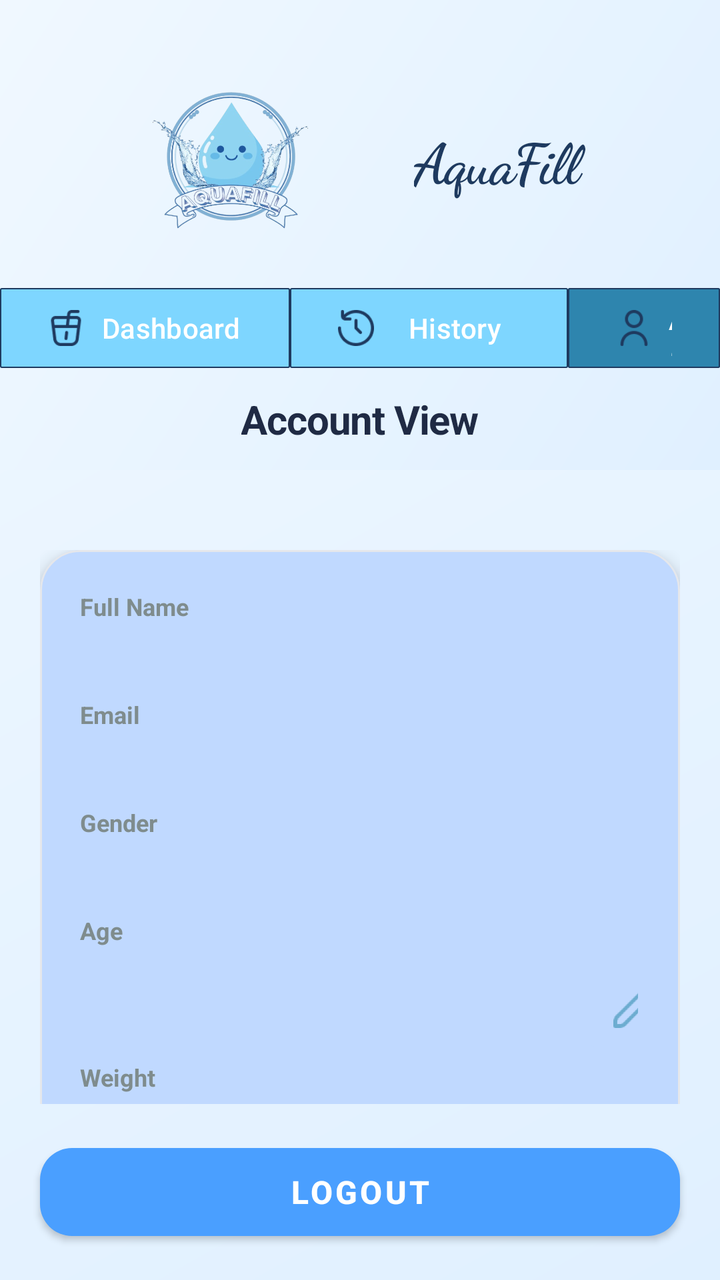
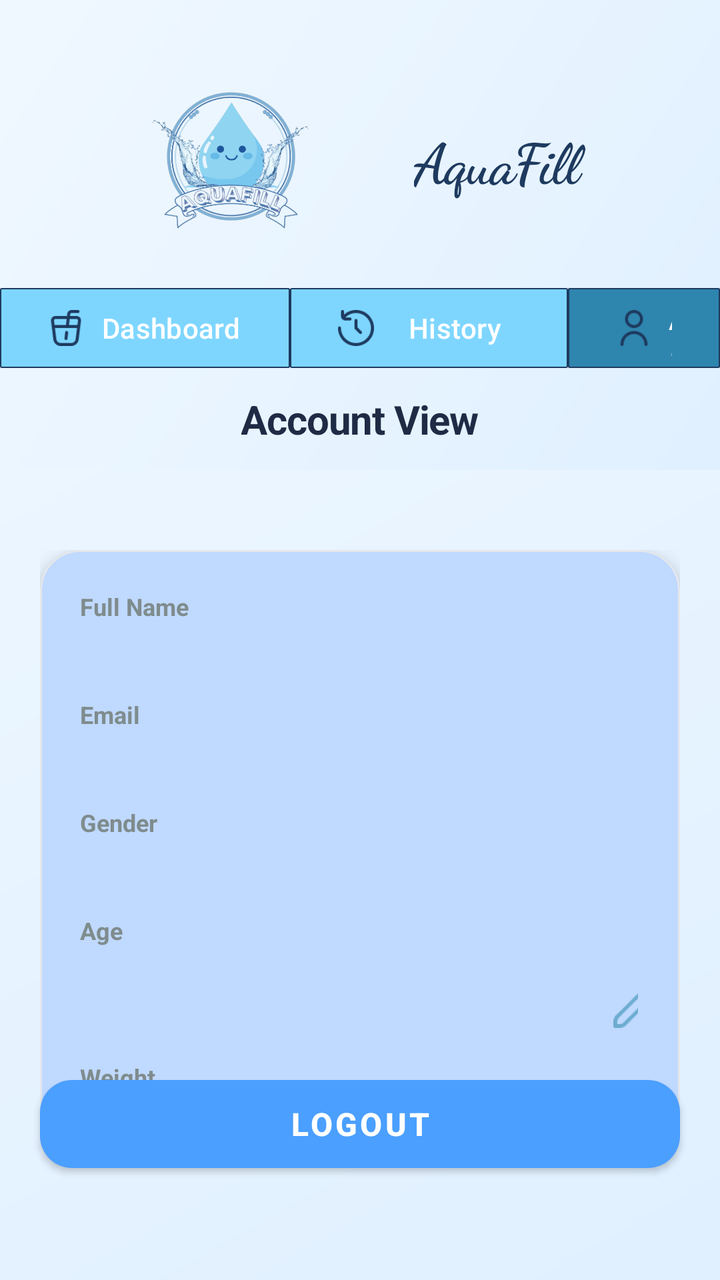

Screens rendered from an Android XML layout before and after an edit, with the pre-edit source and the edit as a unified diff.
<!-- AndroidManifest.xml: application theme Theme.WaterReminder -->
<!-- res/layout/activity_account_view.xml -->
<?xml version="1.0" encoding="utf-8"?>
<androidx.coordinatorlayout.widget.CoordinatorLayout
    xmlns:android="http://schemas.android.com/apk/res/android"
    xmlns:app="http://schemas.android.com/apk/res-auto"
    xmlns:tools="http://tools.android.com/tools"
    android:layout_width="match_parent"
    android:layout_height="match_parent"
    android:background="@drawable/bg_aquafill"
    tools:context=".AccountView"
    android:id="@+id/main">

    <ImageView
        android:layout_width="0dp"
        android:layout_height="0dp"
        android:src="@drawable/bgwater"
        android:scaleType="centerCrop"
        tools:ignore="MissingConstraints"
        app:layout_constraintTop_toTopOf="parent"
        app:layout_constraintBottom_toBottomOf="parent"
        app:layout_constraintStart_toStartOf="parent"
        app:layout_constraintEnd_toEndOf="parent" />

    <com.google.android.material.appbar.AppBarLayout
        android:layout_width="match_parent"
        android:layout_height="wrap_content"
        android:background="@drawable/bg_aquafill"
        app:elevation="0dp">

        <LinearLayout
            android:layout_width="match_parent"
            android:layout_height="wrap_content"
            android:orientation="vertical"
            android:paddingHorizontal="0dp"
            android:paddingBottom="12dp">

            <LinearLayout
                android:id="@+id/header"
                android:layout_width="411dp"
                android:layout_height="wrap_content"
                android:gravity="center"
                android:orientation="horizontal"
                android:paddingTop="40dp"
                android:paddingHorizontal="24dp">

                <ImageView
                    android:id="@+id/imageView"
                    android:layout_width="3dp"
                    android:layout_height="80dp"
                    android:layout_weight="1"
                    app:srcCompat="@drawable/pic" />

                <TextView
                    android:layout_width="0dp"
                    android:layout_height="wrap_content"
                    android:layout_weight="1"
                    android:text="AquaFill"
                    android:textColor="#1E3A5F"
                    android:textSize="28sp"
                    android:fontFamily="cursive"
                    android:textStyle="bold"
                    android:letterSpacing="-0.02" />

            </LinearLayout>

            <LinearLayout
                android:id="@+id/navBar"
                android:layout_width="match_parent"
                android:layout_height="wrap_content"
                android:orientation="horizontal"
                android:paddingTop="20dp"
                android:gravity="center_vertical">

                <com.google.android.material.button.MaterialButton
                    android:id="@+id/btnDashboard"
                    style="@style/Widget.Material3.Button"
                    android:layout_width="145dp"
                    android:layout_height="48dp"
                    android:text="Dashboard"
                    android:textSize="14sp"
                    app:backgroundTint="#7ED6FF"
                    app:cornerRadius="1dp"
                    app:icon="@drawable/drinkdash"
                    app:iconTint="#1E3A5F"
                    app:strokeColor="#1E3A5F"
                    app:strokeWidth="0.5dp"/>

                <com.google.android.material.button.MaterialButton
                    android:id="@+id/btnHisto"
                    style="@style/Widget.Material3.Button"
                    android:layout_width="139dp"
                    android:layout_height="48dp"
                    android:text="History"
                    android:textSize="14sp"
                    app:icon="@drawable/histdash"
                    app:cornerRadius="1dp"
                    app:backgroundTint="#7ED6FF"
                    app:iconTint="#1E3A5F"
                    app:strokeColor="#1E3A5F"
                    app:strokeWidth="0.5dp" />

                <com.google.android.material.button.MaterialButton
                    android:id="@+id/btnAcc"
                    style="@style/Widget.Material3.Button"
                    android:layout_width="wrap_content"
                    android:layout_height="48dp"
                    android:text="Account"
                    android:textSize="14sp"
                    app:icon="@drawable/acc"
                    app:cornerRadius="1dp"
                    app:backgroundTint="#2E85AE"
                    app:iconTint="#1E3A5F"
                    app:strokeColor="#1E3A5F"
                    app:strokeWidth="0.5dp" />
            </LinearLayout>

            <TextView
                android:id="@+id/tvAccountTitle"
                android:layout_width="wrap_content"
                android:layout_height="wrap_content"
                android:text="Account View"
                android:textColor="#1F2A44"
                android:textSize="20sp"
                android:textStyle="bold"
                android:letterSpacing="-0.02"
                android:layout_marginTop="8dp"
                android:layout_gravity="center" />
        </LinearLayout>
    </com.google.android.material.appbar.AppBarLayout>

    <androidx.core.widget.NestedScrollView
        android:id="@+id/scrollView"
        android:layout_width="match_parent"
        android:layout_height="match_parent"
        android:layout_marginTop="20dp"
        android:layout_marginBottom="88dp"
        app:layout_behavior="@string/appbar_scrolling_view_behavior">

        <LinearLayout
            android:layout_width="match_parent"
            android:layout_height="wrap_content"
            android:orientation="vertical"
            android:padding="20dp">

            <com.google.android.material.card.MaterialCardView
                android:layout_width="match_parent"
                android:layout_height="wrap_content"
                app:cardBackgroundColor="#C0D9FF"
                app:cardCornerRadius="20dp"
                app:cardElevation="6dp"
                app:strokeWidth="1dp"
                app:strokeColor="#E5E7EB">

                <LinearLayout
                    android:layout_width="match_parent"
                    android:layout_height="wrap_content"
                    android:orientation="vertical"
                    android:padding="20dp">

                    <com.google.android.material.textview.MaterialTextView
                        android:id="@+id/tvFullName"
                        android:layout_width="wrap_content"
                        android:layout_height="wrap_content"
                        android:text="Full Name"
                        android:textColor="#7F8C8D"
                        android:textSize="12sp"
                        android:textStyle="bold" />

                    <com.google.android.material.textview.MaterialTextView
                        android:id="@+id/tvFullNameValue"
                        android:layout_width="match_parent"
                        android:layout_height="wrap_content"
                        android:layout_marginBottom="16dp"
                        android:textColor="#1F2A44"
                        android:textSize="16sp" />

                    <com.google.android.material.textview.MaterialTextView
                        android:id="@+id/tvEmail"
                        android:layout_width="wrap_content"
                        android:layout_height="wrap_content"
                        android:text="Email"
                        android:textColor="#7F8C8D"
                        android:textSize="12sp"
                        android:textStyle="bold" />

                    <com.google.android.material.textview.MaterialTextView
                        android:id="@+id/tvEmailValue"
                        android:layout_width="match_parent"
                        android:layout_height="wrap_content"
                        android:layout_marginBottom="16dp"
                        android:textColor="#1F2A44"
                        android:textSize="16sp" />

                    <com.google.android.material.textview.MaterialTextView
                        android:id="@+id/tvGender"
                        android:layout_width="wrap_content"
                        android:layout_height="wrap_content"
                        android:text="Gender"
                        android:textColor="#7F8C8D"
                        android:textSize="12sp"
                        android:textStyle="bold" />

                    <com.google.android.material.textview.MaterialTextView
                        android:id="@+id/tvGenderValue"
                        android:layout_width="match_parent"
                        android:layout_height="wrap_content"
                        android:layout_marginBottom="16dp"
                        android:textColor="#1F2A44"
                        android:textSize="16sp" />

                    <com.google.android.material.textview.MaterialTextView
                        android:id="@+id/tvAge"
                        android:layout_width="wrap_content"
                        android:layout_height="wrap_content"
                        android:text="Age"
                        android:textColor="#7F8C8D"
                        android:textSize="12sp"
                        android:textStyle="bold" />

                <LinearLayout
                    android:layout_width="match_parent"
                    android:layout_height="wrap_content"
                    android:orientation="horizontal"
                    android:padding="1dp" >
                        <com.google.android.material.textview.MaterialTextView
                            android:id="@+id/tvAgeValue"
                            android:layout_width="250dp"
                            android:layout_height="wrap_content"
                            android:layout_marginBottom="16dp"
                            android:textColor="#1F2A44"
                            android:textSize="16sp" />
                        <ImageButton
                            android:id="@+id/btnAgeEdit"
                            android:layout_width="55dp"
                            android:layout_height="55dp"
                            android:src="@drawable/pencil"
                            android:backgroundTint="#C0D9FF">

                        </ImageButton>
                </LinearLayout>>

                    <com.google.android.material.textview.MaterialTextView
                        android:id="@+id/tvWeight"
                        android:layout_width="wrap_content"
                        android:layout_height="wrap_content"
                        android:text="Weight"
                        android:textColor="#7F8C8D"
                        android:textSize="12sp"
                        android:textStyle="bold" />
                <LinearLayout
                    android:layout_width="match_parent"
                    android:layout_height="wrap_content"
                    android:orientation="horizontal"
                    android:padding="1dp" >
                    <com.google.android.material.textview.MaterialTextView
                        android:id="@+id/tvWeightValue"
                        android:layout_width="250dp"
                        android:layout_height="wrap_content"
                        android:layout_marginBottom="16dp"
                        android:textColor="#1F2A44"
                        android:textSize="16sp" />
                    <ImageButton
                        android:id="@+id/btnWeightEdit"
                        android:layout_width="55dp"
                        android:layout_height="55dp"
                        android:src="@drawable/pencil"
                        android:backgroundTint="#C0D9FF">

                    </ImageButton>
                </LinearLayout>

                    <com.google.android.material.textview.MaterialTextView
                        android:id="@+id/tvActivityLevel"
                        android:layout_width="wrap_content"
                        android:layout_height="wrap_content"
                        android:text="Activity Level (Rarely, Light, Moderate, Active)"
                        android:textColor="#7F8C8D"
                        android:textSize="12sp"
                        android:textStyle="bold" />

                <LinearLayout
                    android:layout_width="match_parent"
                    android:layout_height="wrap_content"
                    android:orientation="horizontal"
                    android:padding="1dp" >
                    <com.google.android.material.textview.MaterialTextView
                        android:id="@+id/tvActivityLevelValue"
                        android:layout_width="250dp"
                        android:layout_height="wrap_content"
                        android:layout_marginBottom="16dp"
                        android:textColor="#1F2A44"
                        android:textSize="16sp" />
                    <ImageButton
                        android:id="@+id/btnActLvlEdit"
                        android:layout_width="55dp"
                        android:layout_height="55dp"
                        android:src="@drawable/pencil"
                        android:backgroundTint="#C0D9FF">

                    </ImageButton>
                </LinearLayout>

                    <com.google.android.material.textview.MaterialTextView
                        android:id="@+id/tvWeather"
                        android:layout_width="wrap_content"
                        android:layout_height="wrap_content"
                        android:text="Weather (hot, mild, cold)"
                        android:textColor="#7F8C8D"
                        android:textSize="12sp"
                        android:textStyle="bold" />

                <LinearLayout
                    android:layout_width="match_parent"
                    android:layout_height="wrap_content"
                    android:orientation="horizontal"
                    android:padding="1dp" >
                    <com.google.android.material.textview.MaterialTextView
                        android:id="@+id/tvWeatherValue"
                        android:layout_width="250dp"
                        android:layout_height="wrap_content"
                        android:textColor="#1F2A44"
                        android:textSize="16sp" />

                    <ImageButton
                        android:id="@+id/btnWeatherEdit"
                        android:layout_width="55dp"
                        android:layout_height="55dp"
                        android:src="@drawable/pencil"
                        android:backgroundTint="#C0D9FF">

                    </ImageButton>
                </LinearLayout>
                </LinearLayout>
            </com.google.android.material.card.MaterialCardView>

        </LinearLayout>
    </androidx.core.widget.NestedScrollView>

    <com.google.android.material.button.MaterialButton
        android:id="@+id/btnLogout"
        style="@style/Widget.MaterialComponents.Button"
        android:layout_width="match_parent"
        android:layout_height="56dp"
        android:layout_gravity="bottom"
        android:layout_marginHorizontal="20dp"
        android:layout_marginBottom="16dp"
        android:text="Logout"
        android:textSize="16sp"
        android:textStyle="bold"
        app:backgroundTint="#4A9FFF"
        app:cornerRadius="16dp" />

</androidx.coordinatorlayout.widget.CoordinatorLayout>
<!-- resources referenced by this layout -->
<resources>
  <!-- drawable acc: png bitmap (drawable, 785 bytes) -->
  <!-- drawable bg_aquafill (drawable) -->
  <shape xmlns:android="http://schemas.android.com/apk/res/android">
      <gradient
          android:startColor="#E0F0FF"
          android:endColor="#F0F8FF"
          android:angle="135"/>
  </shape>
  <!-- drawable bgwater: png bitmap (drawable, 424858 bytes) -->
  <!-- drawable drinkdash: png bitmap (drawable, 769 bytes) -->
  <!-- drawable histdash: png bitmap (drawable, 953 bytes) -->
  <!-- drawable pencil: png bitmap (drawable-hdpi, 1079 bytes) -->
  <!-- drawable pic: png bitmap (drawable, 244769 bytes) -->
  <style name="Theme.WaterReminder" parent="Base.Theme.WaterReminder" />
  <style name="Base.Theme.WaterReminder" parent="Theme.Material3.DayNight.NoActionBar">
          
          
      </style>
</resources>

<!-- the commit's change to res/layout/activity_account_view.xml (unified diff, before → after) -->
@@ -342,7 +342,7 @@
         android:layout_height="56dp"
         android:layout_gravity="bottom"
         android:layout_marginHorizontal="20dp"
-        android:layout_marginBottom="16dp"
+        android:layout_marginBottom="50dp"
         android:text="Logout"
         android:textSize="16sp"
         android:textStyle="bold"
